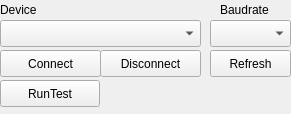
Old version of the form src/GUI/SettingsWidget/DeviceConfiguration.ui in the repository donarturo11/QBrainwaveOSC.
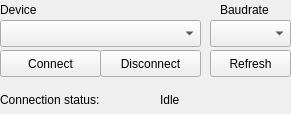
New version of the form.

Commit message: Implement basics for connection status

The edit to the form file:
```diff
--- a/src/GUI/SettingsWidget/DeviceConfiguration.ui
+++ b/src/GUI/SettingsWidget/DeviceConfiguration.ui
@@ -101,17 +101,30 @@
     <string>Disconnect</string>
    </property>
   </widget>
-  <widget class="QPushButton" name="runtest_btn">
+  <widget class="QLabel" name="conn_stat_lab">
    <property name="geometry">
     <rect>
      <x>0</x>
-     <y>80</y>
-     <width>100</width>
-     <height>27</height>
+     <y>90</y>
+     <width>161</width>
+     <height>19</height>
     </rect>
    </property>
    <property name="text">
-    <string>RunTest</string>
+    <string>Connection status:</string>
+   </property>
+  </widget>
+  <widget class="QLabel" name="connection_status">
+   <property name="geometry">
+    <rect>
+     <x>160</x>
+     <y>90</y>
+     <width>121</width>
+     <height>19</height>
+    </rect>
+   </property>
+   <property name="text">
+    <string>Idle</string>
    </property>
   </widget>
  </widget>
```
The commit also changes 4 other files.
